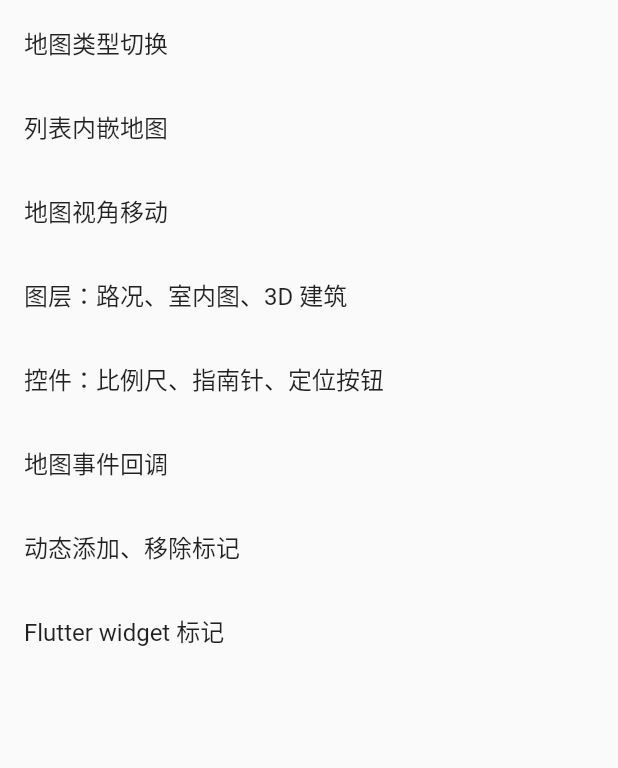
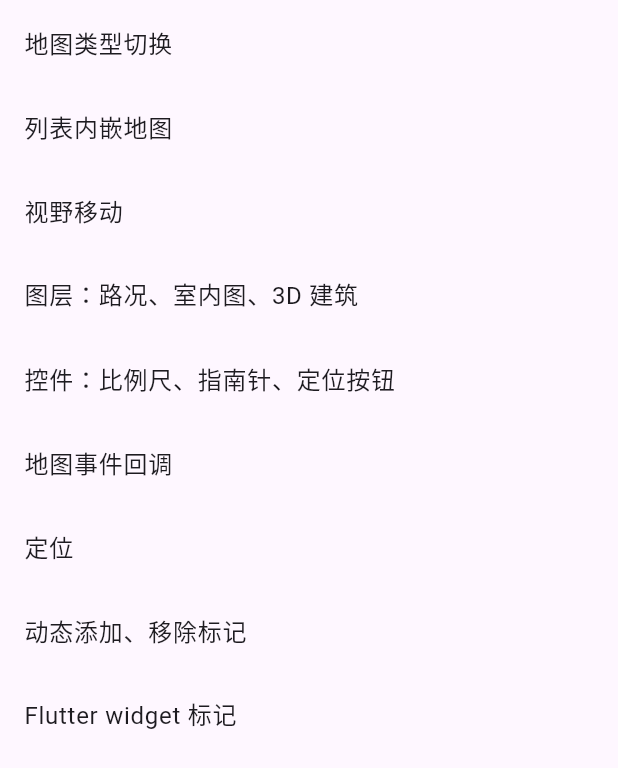
Before and after one commit to qiuxiang/flutter-tencent-map, a Flutter app: the screen it shows after launch, on a phone screen of 412 x 824 dp. Shown: the top 768 px of the screen. Run offline on Flutter 3.47's test engine with Material 2 defaults, Android fonts, the phone set to English and light mode, and no system bars; our stand-ins replace screenshot; missing offline and left inert: pigeon; statements that could not run were skipped.

Commit message:
新增定位接口

```diff
--- a/example/lib/main.dart
+++ b/example/lib/main.dart
@@ -1,6 +1,7 @@
 import 'package:flutter/material.dart';
 import 'package:tencent_map/tencent_map.dart';
 
+import 'pages/location.dart';
 import 'pages/add_remove_marker.dart';
 import 'pages/controls.dart';
 import 'pages/events.dart';
@@ -31,20 +32,22 @@ class _AppState extends State<App> {
   @override
   Widget build(BuildContext context) {
     return MaterialApp(
-      theme: ThemeData().copyWith(
-        appBarTheme: const AppBarTheme(elevation: 0),
+      theme: ThemeData(
+        useMaterial3: true,
       ),
-      darkTheme: ThemeData.dark().copyWith(
-        appBarTheme: const AppBarTheme(elevation: 0),
+      darkTheme: ThemeData(
+        brightness: Brightness.dark,
+        useMaterial3: true,
       ),
       home: Scaffold(
         body: ListView(children: [
           Item('地图类型切换', (_) => const MapTypesPage()),
           Item('列表内嵌地图', (_) => const ListViewPage()),
-          Item('地图视角移动', (_) => const MoveCameraPage()),
+          Item('视野移动', (_) => const MoveCameraPage()),
           Item('图层：路况、室内图、3D 建筑', (_) => const LayersPage()),
           Item('控件：比例尺、指南针、定位按钮', (_) => const ControlsPage()),
           Item('地图事件回调', (_) => const EventsPage()),
+          Item('定位', (_) => const LocationPage()),
           Item('动态添加、移除标记', (_) => const AddRemoveMarkerPage()),
           Item('Flutter widget 标记', (_) => const FlutterMarkerPage()),
         ]),
--- a/example/lib/pages/flutter_marker.dart
+++ b/example/lib/pages/flutter_marker.dart
@@ -32,7 +32,7 @@ class _FlutterMarkerPageState extends State<FlutterMarkerPage> {
           ),
         ),
         Material(
-          color: Colors.white,
+          color: Theme.of(context).scaffoldBackgroundColor,
           child: TencentMap(
             mapType: context.isDark ? MapType.dark : MapType.normal,
             onMapCreated: onMapCreated,
--- a/example/lib/pages/list_view.dart
+++ b/example/lib/pages/list_view.dart
@@ -15,14 +15,14 @@ class _ListViewPageState extends State<ListViewPage> {
     return Scaffold(
       appBar: AppBar(title: const Text('列表内嵌地图')),
       body: ListView(children: [
-        Container(color: Theme.of(context).backgroundColor, height: 400),
+        const SizedBox(height: 400),
         SizedBox(
           height: 400,
           child: TencentMap(
             mapType: context.isDark ? MapType.dark : MapType.normal,
           ),
         ),
-        Container(color: Theme.of(context).backgroundColor, height: 400),
+        const SizedBox(height: 400),
       ]),
     );
   }
--- a/example/lib/pages/move_camera.dart
+++ b/example/lib/pages/move_camera.dart
@@ -31,7 +31,7 @@ class _State extends State<MoveCameraPage> {
     final duration = animated ? const Duration(seconds: 2) : null;
     return Scaffold(
       appBar: AppBar(
-        title: const Text('地图视角移动'),
+        title: const Text('视野移动'),
         actions: [
           Row(children: [
             const Text('动画'),
@@ -51,14 +51,15 @@ class _State extends State<MoveCameraPage> {
           top: 20,
           width: MediaQuery.of(context).size.width,
           child: Row(
-            mainAxisAlignment: MainAxisAlignment.spaceEvenly,
+            mainAxisAlignment: MainAxisAlignment.center,
             children: [
               ElevatedButton(
-                child: const Text('Position 1'),
+                child: const Text(' 视野 1 '),
                 onPressed: () => controller.moveCamera(position1, duration),
               ),
+              const SizedBox(width: 32),
               ElevatedButton(
-                child: const Text('Position 2'),
+                child: const Text(' 视野 2 '),
                 onPressed: () => controller.moveCamera(position2, duration),
               ),
             ],
--- a/lib/tencent_map.dart
+++ b/lib/tencent_map.dart
@@ -1,4 +1,4 @@
 export 'src/marker.dart';
 export 'src/pigeon.g.dart'
-    show LatLng, MapType, CameraPosition, MarkerOptions, Bitmap;
+    show LatLng, MapType, CameraPosition, MarkerOptions, Bitmap, Location;
 export 'src/tencent_map.dart';
```
Also changed, not shown: example/lib/pages/controls.dart (+3 -6 lines), example/lib/pages/layers.dart (+6 -6 lines), example/lib/pages/location.dart (added, +29 -0 lines), lib/src/pigeon.dart (+9 -0 lines), lib/src/tencent_map.dart (+16 -3 lines), 3 other files.
